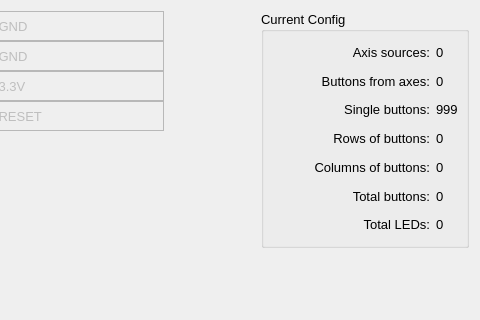
FreeJoy-Team/FreeJoyConfiguratorQt, file widgets/pinconfig.ui: the form before one commit; both pictures show x 582 to 1062 and y 0 to 320 of the 1062 by 621 pixel window.
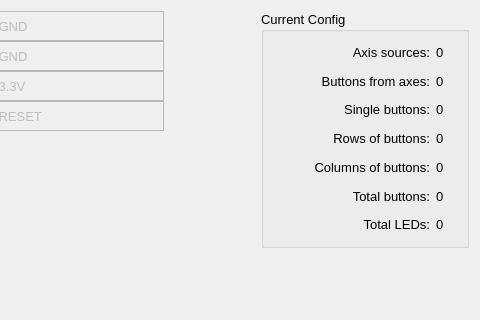
The form after the commit. Icons and pictures are not drawn. Custom widgets are drawn as their Qt base class.

```diff
--- a/widgets/pinconfig.ui
+++ b/widgets/pinconfig.ui
@@ -1498,7 +1498,7 @@
          </font>
         </property>
         <property name="text">
-         <string>999</string>
+         <string>0</string>
         </property>
        </widget>
       </item>
```
Left out of the diff: 100 changed lines with no effect on the pictures.
